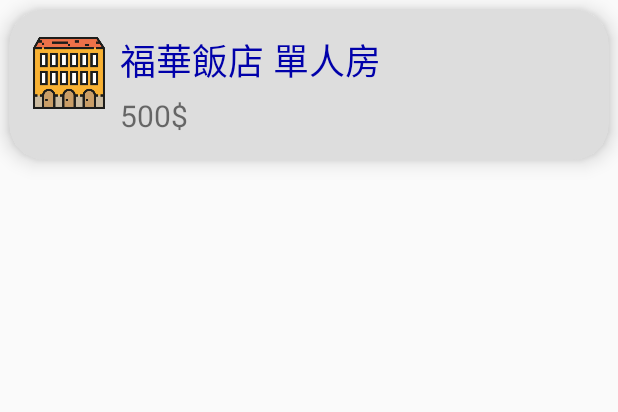
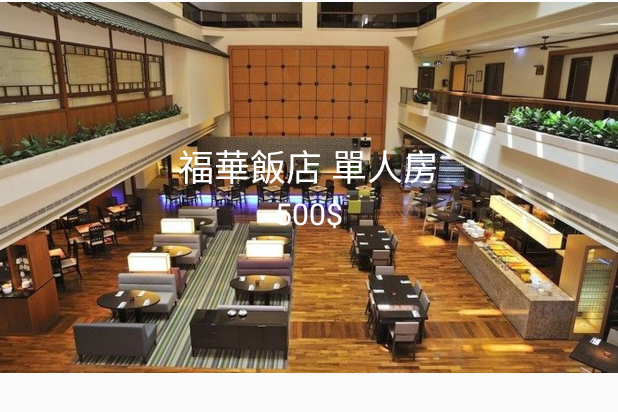
Before and after one commit to uopsdod/DDD_mobile, an Android app: the layout rv_item_hotel.xml on its own in the app's theme, with its tools: preview values and no code run, on a phone screen of 412 x 824 dp. Shown: the top 412 px of the screen. Run offline under Robolectric (Android 15) with nearby library versions, the phone set to English and light mode, and no system bars; network calls fail.

Commit message:
改變首頁(旅館清單)版面，用淺藍作為主色

```diff
--- a/app/src/main/java/com/example/sam/drawerlayoutprac/HotelFragment.java
+++ b/app/src/main/java/com/example/sam/drawerlayoutprac/HotelFragment.java
@@ -92,9 +92,9 @@ public class HotelFragment extends Fragment {
 
     private List<Spot> getSpots() {
         List<Spot> spots = new ArrayList<>();
-        spots.add(new Spot(R.drawable.hotel1,"福華飯店",300));
-        spots.add(new Spot(R.drawable.hotel2,"青年旅館",100));
-        spots.add(new Spot(R.drawable.hotel3,"我家三樓房間",50));
+        spots.add(new Spot(R.drawable.roombig05,"福華飯店",300));
+        spots.add(new Spot(R.drawable.roombig05,"青年旅館",100));
+        spots.add(new Spot(R.drawable.roombig05,"我家三樓房間",50));
         return spots;
     }
 }
--- a/app/src/main/java/com/example/sam/drawerlayoutprac/MainActivity.java
+++ b/app/src/main/java/com/example/sam/drawerlayoutprac/MainActivity.java
@@ -6,6 +6,7 @@ import android.support.design.widget.NavigationView;
 import android.support.v4.app.Fragment;
 import android.support.v4.app.FragmentManager;
 import android.support.v4.app.FragmentTransaction;
+import android.support.v4.content.ContextCompat;
 import android.support.v4.view.GravityCompat;
 import android.support.v4.widget.DrawerLayout;
 import android.support.v7.app.ActionBar;
@@ -29,8 +30,8 @@ public class MainActivity extends AppCompatActivity {
 
         // toolbar   setup
         Toolbar myToolbar = (Toolbar) findViewById(R.id.my_toolbar);
-        myToolbar.setBackgroundColor(0xFF666666);
-        myToolbar.setTitleTextColor(0xFFFFFFFF);
+        myToolbar.setBackgroundColor( ContextCompat.getColor(this, R.color.sub1_color));
+        myToolbar.setTitleTextColor(ContextCompat.getColor(this, R.color.white));
         setSupportActionBar(myToolbar);
 
 
--- a/app/src/main/res/layout/activity_main.xml
+++ b/app/src/main/res/layout/activity_main.xml
@@ -29,7 +29,7 @@
                 android:id="@+id/drawer_layout_body"
                 android:layout_width="match_parent"
                 android:layout_height="match_parent"
-                android:background="#cceecc"
+                android:background="@color/white"
                 />
 
         </LinearLayout>
@@ -40,7 +40,7 @@
             android:layout_gravity="bottom|end"
             android:layout_marginBottom="15dp"
             android:layout_marginRight="15dp"
-            android:src="@drawable/map" />
+            android:src="@drawable/map_white" />
 
     </android.support.design.widget.CoordinatorLayout>
     <android.support.design.widget.NavigationView
--- a/app/src/main/res/layout/fragment_hotel.xml
+++ b/app/src/main/res/layout/fragment_hotel.xml
@@ -14,6 +14,7 @@
             android:layout_width="wrap_content"
             android:layout_height="wrap_content"
             android:layout_weight="1"
+            android:background="@drawable/btn_bg"
             android:text="排序"
             android:textSize="24sp" />
 
@@ -21,8 +22,8 @@
             android:id="@+id/btnFilter"
             android:layout_width="wrap_content"
             android:layout_height="wrap_content"
-            android:layout_toRightOf="@id/btnSort"
             android:layout_weight="1"
+            android:background="@drawable/btn_bg"
             android:text="篩選"
             android:textSize="24sp" />
     </LinearLayout>
--- a/app/src/main/res/layout/rv_item_hotel.xml
+++ b/app/src/main/res/layout/rv_item_hotel.xml
@@ -1,54 +1,36 @@
 <?xml version="1.0" encoding="utf-8"?>
-<android.support.v7.widget.CardView
-    xmlns:android="http://schemas.android.com/apk/res/android"
-    xmlns:tools="http://schemas.android.com/tools"
-    xmlns:app="http://schemas.android.com/apk/res-auto"
-    android:layout_height="wrap_content"
-    android:layout_width="match_parent"
-    android:layout_margin="6dp"
-    app:cardBackgroundColor="#dddddd"
-    app:cardCornerRadius="24dp"
-    app:cardElevation="8dp"
-    >
 <RelativeLayout xmlns:android="http://schemas.android.com/apk/res/android"
     xmlns:tools="http://schemas.android.com/tools"
     android:layout_width="match_parent"
     android:layout_height="match_parent"
-        android:paddingBottom="@dimen/activity_vertical_margin"
-        android:paddingLeft="@dimen/activity_horizontal_margin"
-        android:paddingRight="@dimen/activity_horizontal_margin"
-        android:paddingTop="@dimen/activity_vertical_margin"
-        android:orientation="vertical"
-        tools:context="com.example.sam.recycleviewprac.MainActivity">
-
+>
     <ImageView
         android:id="@+id/ivImage"
-            android:layout_width="48dp"
-            android:layout_height="53dp"
-            android:src="@drawable/hotel1"/>
-
+        android:layout_width="match_parent"
+        android:layout_height="250dp"
+        android:src="@drawable/roombig05"
+        />
 
     <TextView
         android:id="@+id/tvHotel"
         android:layout_width="wrap_content"
         android:layout_height="wrap_content"
-            android:layout_toRightOf="@id/ivImage"
 
+        android:text="福華飯店 單人房"
+        android:textColor="@color/white"
         android:textSize="24sp"
-            android:text="福華飯店 單人房"
-            android:textColor="#0000AA"
-            android:layout_marginLeft="10dp"/>
+        android:layout_above="@+id/tvPrice"
+        android:layout_centerHorizontal="true" />
 
     <TextView
         android:id="@+id/tvPrice"
         android:layout_width="wrap_content"
         android:layout_height="wrap_content"
-            android:layout_alignLeft="@id/tvHotel"
-            android:layout_below="@+id/tvHotel"
-            android:paddingTop="5dp"
+        android:text="500$"
         android:textSize="20sp"
-            android:text="500$" />
-
+        android:textColor="@color/white"
+        android:layout_marginBottom="94dp"
+        android:layout_alignBottom="@+id/ivImage"
+        android:layout_centerHorizontal="true" />
 
 </RelativeLayout>
-</android.support.v7.widget.CardView>
--- a/app/src/main/res/values/colors.xml
+++ b/app/src/main/res/values/colors.xml
@@ -4,6 +4,9 @@
     <color name="colorPrimaryDark">#243757</color>
     <color name="colorAccent">#FF4081</color>
 
-    <color name="blue">#0000dd</color>
+    <color name="main_color">#666666</color>
+    <color name="main_color2">#243757</color>
+    <color name="sub1_color">#709ACF</color>
+    <color name="sub2_color">#DD71B4</color>
 
 </resources>
--- a/app/src/main/res/values/styles.xml
+++ b/app/src/main/res/values/styles.xml
@@ -5,7 +5,7 @@
         <!-- Customize your theme here. -->
         <item name="colorPrimary">@color/colorPrimary</item>
         <item name="colorPrimaryDark">@color/colorPrimaryDark</item>
-        <!--<item name="colorAccent">@color/colorAccent</item>-->
+        <item name="colorAccent">@color/sub1_color</item>
     </style>
 
     <style name="text_style_white">
```
Also changed, not shown: app/src/main/res/drawable/map_white.png (added). Lines whose indentation alone changed are shown as unchanged.
